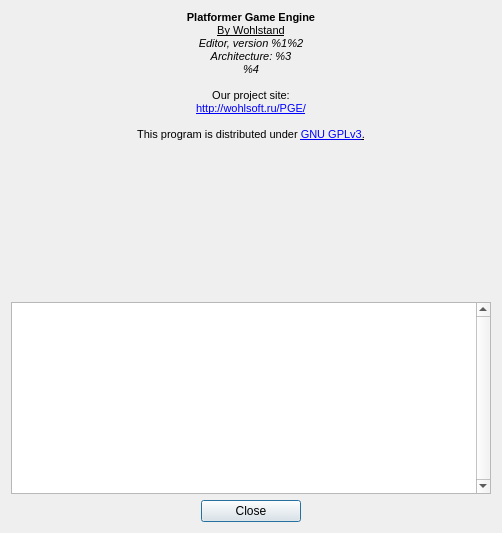
Before: the Qt Designer form Editor/main_window/about_dialog/aboutdialog.ui in WohlSoft/Moondust-Project, drawn with Qt 5.
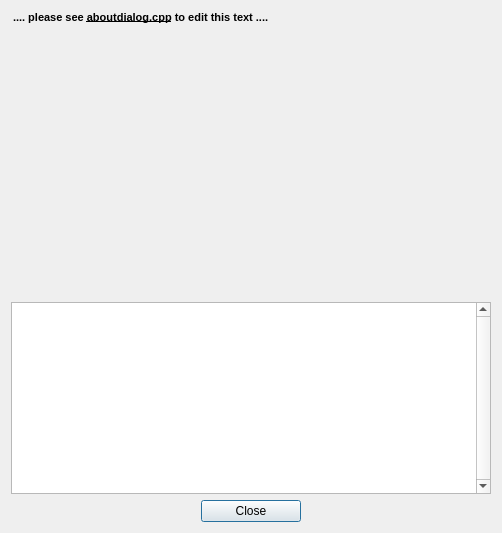
After: the same form once the commit is applied. Icons and pictures are not drawn.

Commit message: Editor: Make About dialog be propetly translatable

What changed in the file:
```diff
--- a/Editor/main_window/about_dialog/aboutdialog.ui
+++ b/Editor/main_window/about_dialog/aboutdialog.ui
@@ -25,11 +25,6 @@
     <height>490</height>
    </size>
   </property>
-  <property name="font">
-   <font>
-    <family>Liberation Sans</family>
-   </font>
-  </property>
   <property name="contextMenuPolicy">
    <enum>Qt::NoContextMenu</enum>
   </property>
@@ -61,13 +56,6 @@
        <height>285</height>
       </size>
      </property>
-     <property name="font">
-      <font>
-       <family>Liberation Sans</family>
-       <weight>75</weight>
-       <bold>true</bold>
-      </font>
-     </property>
      <property name="locale">
       <locale language="English" country="UnitedStates"/>
      </property>
@@ -81,16 +69,11 @@
       <string notr="true">&lt;!DOCTYPE HTML PUBLIC &quot;-//W3C//DTD HTML 4.0//EN&quot; &quot;http://www.w3.org/TR/REC-html40/strict.dtd&quot;&gt;
 &lt;html&gt;&lt;head&gt;&lt;meta name=&quot;qrichtext&quot; content=&quot;1&quot; /&gt;&lt;style type=&quot;text/css&quot;&gt;
 p, li { white-space: pre-wrap; }
-&lt;/style&gt;&lt;/head&gt;&lt;body style=&quot; font-family:'Liberation Sans'; font-size:8pt; font-weight:600; font-style:normal;&quot;&gt;
-&lt;p align=&quot;center&quot; style=&quot; margin-top:0px; margin-bottom:0px; margin-left:0px; margin-right:0px; -qt-block-indent:0; text-indent:0px;&quot;&gt;&lt;img src=&quot;:/images/cat_builder/cat_builder_128_logo.png&quot; /&gt;&lt;/p&gt;
-&lt;p align=&quot;center&quot; style=&quot; margin-top:0px; margin-bottom:0px; margin-left:0px; margin-right:0px; -qt-block-indent:0; text-indent:0px;&quot;&gt;Platformer Game Engine&lt;/p&gt;
-&lt;p align=&quot;center&quot; style=&quot; margin-top:0px; margin-bottom:0px; margin-left:0px; margin-right:0px; -qt-block-indent:0; text-indent:0px;&quot;&gt;&lt;span style=&quot; font-weight:400; text-decoration: underline;&quot;&gt;By Wohlstand&lt;/span&gt;&lt;br /&gt;&lt;span style=&quot; font-weight:400; font-style:italic;&quot;&gt;Editor, version %1%2&lt;br /&gt;Architecture: %3&lt;/span&gt;&lt;/p&gt;
-&lt;p align=&quot;center&quot; style=&quot; margin-top:0px; margin-bottom:0px; margin-left:0px; margin-right:0px; -qt-block-indent:0; text-indent:0px;&quot;&gt;&lt;span style=&quot; font-weight:400; font-style:italic;&quot;&gt;%4&lt;/span&gt;&lt;/p&gt;
-&lt;p align=&quot;center&quot; style=&quot;-qt-paragraph-type:empty; margin-top:0px; margin-bottom:0px; margin-left:0px; margin-right:0px; -qt-block-indent:0; text-indent:0px; font-weight:400; font-style:italic;&quot;&gt;&lt;br /&gt;&lt;/p&gt;
-&lt;p align=&quot;center&quot; style=&quot; margin-top:0px; margin-bottom:0px; margin-left:0px; margin-right:0px; -qt-block-indent:0; text-indent:0px;&quot;&gt;&lt;span style=&quot; font-weight:400;&quot;&gt;Our project site:&lt;/span&gt;&lt;/p&gt;
-&lt;p align=&quot;center&quot; style=&quot; margin-top:0px; margin-bottom:0px; margin-left:0px; margin-right:0px; -qt-block-indent:0; text-indent:0px;&quot;&gt;&lt;a href=&quot;http://wohlsoft.ru/PGE/&quot;&gt;&lt;span style=&quot; font-weight:400; text-decoration: underline; color:#0000ff;&quot;&gt;http://wohlsoft.ru/PGE/&lt;/span&gt;&lt;/a&gt;&lt;/p&gt;
-&lt;p align=&quot;center&quot; style=&quot;-qt-paragraph-type:empty; margin-top:0px; margin-bottom:0px; margin-left:0px; margin-right:0px; -qt-block-indent:0; text-indent:0px; font-weight:400; text-decoration: underline; color:#0000ff;&quot;&gt;&lt;br /&gt;&lt;/p&gt;
-&lt;p align=&quot;center&quot; style=&quot; margin-top:0px; margin-bottom:0px; margin-left:0px; margin-right:0px; -qt-block-indent:0; text-indent:0px;&quot;&gt;&lt;span style=&quot; font-weight:400;&quot;&gt;This program is distributed under &lt;/span&gt;&lt;a href=&quot;http://www.gnu.org/licenses/gpl.html&quot;&gt;&lt;span style=&quot; font-weight:400; text-decoration: underline; color:#0000ff;&quot;&gt;GNU GPLv3&lt;/span&gt;&lt;/a&gt;&lt;span style=&quot; font-weight:400; text-decoration: underline;&quot;&gt;.&lt;/span&gt;&lt;/p&gt;&lt;/body&gt;&lt;/html&gt;</string>
+&lt;/style&gt;&lt;/head&gt;&lt;body style=&quot; font-family:'Liberation Sans','Liberation Sans'; font-size:8pt; font-weight:600; font-style:normal;&quot;&gt;
+&lt;p style=&quot; margin-top:0px; margin-bottom:0px; margin-left:0px; margin-right:0px; -qt-block-indent:0; text-indent:0px;&quot;&gt;.... please see &lt;span style=&quot; text-decoration: underline;&quot;&gt;aboutdialog.cpp&lt;/span&gt; to edit this text ....&lt;/p&gt;&lt;/body&gt;&lt;/html&gt;</string>
+     </property>
+     <property name="textFormat">
+      <enum>Qt::RichText</enum>
      </property>
      <property name="alignment">
       <set>Qt::AlignLeading|Qt::AlignLeft|Qt::AlignTop</set>
```
Left out of the diff: 4 changed lines with no effect on the pictures. The commit also changes 1 other file.
